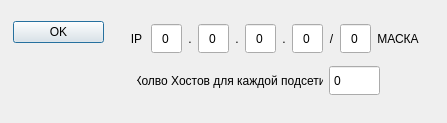
DemVD/Networks, file seti_1/subwindowenterip.ui: the form before one commit.
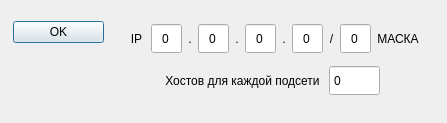
The form after the commit.

The edit to the form file:
```diff
--- a/seti_1/subwindowenterip.ui
+++ b/seti_1/subwindowenterip.ui
@@ -333,7 +333,7 @@
            </size>
           </property>
           <property name="text">
-           <string>Колво Хостов для каждой подсети</string>
+           <string>Хостов для каждой подсети</string>
           </property>
           <property name="alignment">
            <set>Qt::AlignCenter</set>
```
